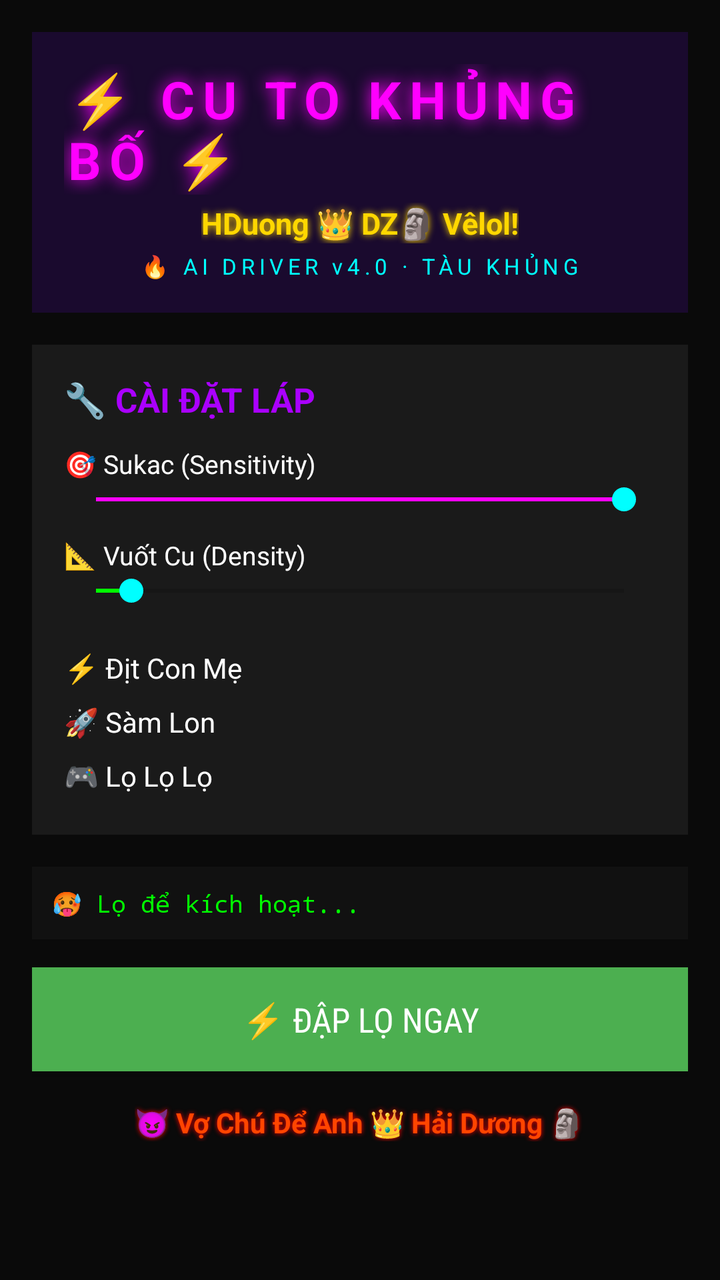
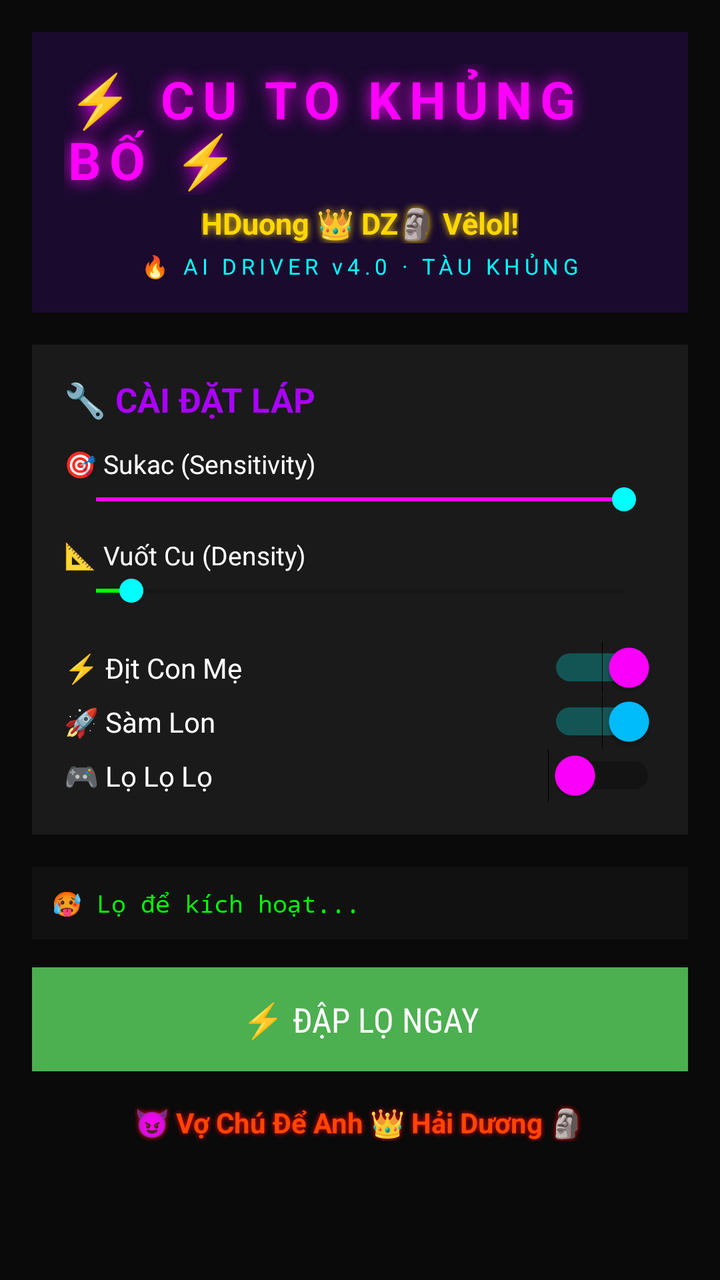

Before-and-after screenshots of an Android layout around one commit, followed by the original layout XML and the change that was made.
<!-- AndroidManifest.xml: application theme Theme.AppCompat.NoActionBar -->
<!-- res/layout/activity_main.xml -->
<?xml version="1.0" encoding="utf-8"?>
<ScrollView xmlns:android="http://schemas.android.com/apk/res/android"
    android:layout_width="match_parent"
    android:layout_height="match_parent"
    android:background="#0A0A0A"
    android:fillViewport="true">

    <LinearLayout
        android:layout_width="match_parent"
        android:layout_height="wrap_content"
        android:orientation="vertical"
        android:padding="16dp"
        android:gravity="center_horizontal">

        
        <LinearLayout
            android:layout_width="match_parent"
            android:layout_height="wrap_content"
            android:orientation="vertical"
            android:gravity="center"
            android:background="#1A0A2E"
            android:padding="16dp"
            android:layout_marginBottom="16dp">

            <TextView
                android:id="@+id/tvTitle"
                android:layout_width="wrap_content"
                android:layout_height="wrap_content"
                android:text="⚡ CU TO KHỦNG BỐ ⚡"
                android:textColor="#FF00FF"
                android:textSize="26sp"
                android:textStyle="bold"
                android:shadowColor="#FF00FF"
                android:shadowDx="0"
                android:shadowDy="0"
                android:shadowRadius="20"
                android:letterSpacing="0.15" />

            <TextView
                android:layout_width="wrap_content"
                android:layout_height="wrap_content"
                android:text="HDuong 👑 DZ🗿 Vêlol!"
                android:textColor="#FFD700"
                android:textSize="15sp"
                android:textStyle="bold"
                android:shadowColor="#FFD700"
                android:shadowDx="0"
                android:shadowDy="0"
                android:shadowRadius="8"
                android:layout_marginTop="4dp" />

            <TextView
                android:layout_width="wrap_content"
                android:layout_height="wrap_content"
                android:text="🔥 AI DRIVER v4.0 · TÀU KHỦNG"
                android:textColor="#00FFFF"
                android:textSize="11sp"
                android:letterSpacing="0.2"
                android:layout_marginTop="4dp" />
        </LinearLayout>

        
        <LinearLayout
            android:layout_width="match_parent"
            android:layout_height="wrap_content"
            android:orientation="vertical"
            android:padding="16dp"
            android:background="#1A1A1A"
            android:layout_marginBottom="16dp">

            <TextView
                android:layout_width="wrap_content"
                android:layout_height="wrap_content"
                android:text="🔧 CÀI ĐẶT LÁP"
                android:textColor="#AA00FF"
                android:textSize="17sp"
                android:textStyle="bold"
                android:layout_marginBottom="12dp" />

            <TextView
                android:layout_width="wrap_content"
                android:layout_height="wrap_content"
                android:text="🎯 Sukac (Sensitivity)"
                android:textColor="#FFFFFF"
                android:textSize="13sp" />
            <SeekBar
                android:id="@+id/seekBarSensitivity"
                android:layout_width="match_parent"
                android:layout_height="wrap_content"
                android:max="20000"
                android:progress="20000"
                android:progressTint="#FF00FF"
                android:layout_marginBottom="10dp" />

            <TextView
                android:layout_width="wrap_content"
                android:layout_height="wrap_content"
                android:text="📐 Vuốt Cu (Density)"
                android:textColor="#FFFFFF"
                android:textSize="13sp" />
            <SeekBar
                android:id="@+id/seekBarDensity"
                android:layout_width="match_parent"
                android:layout_height="wrap_content"
                android:max="400"
                android:min="100"
                android:progress="120"
                android:progressTint="#00FF00"
                android:layout_marginBottom="10dp" />

            <LinearLayout android:layout_width="match_parent" android:layout_height="wrap_content"
                android:orientation="horizontal" android:layout_marginTop="6dp">
                <TextView android:layout_width="0dp" android:layout_height="wrap_content"
                    android:layout_weight="1" android:text="⚡ Địt Con Mẹ" android:textColor="#FFFFFF" />
                <Switch android:id="@+id/switchSuperTouch" android:checked="true" android:thumbTint="#FF00FF" />
            </LinearLayout>

            <LinearLayout android:layout_width="match_parent" android:layout_height="wrap_content"
                android:orientation="horizontal">
                <TextView android:layout_width="0dp" android:layout_height="wrap_content"
                    android:layout_weight="1" android:text="🚀 Sàm Lon" android:textColor="#FFFFFF" />
                <Switch android:id="@+id/switchPointerSpeed" android:checked="true" android:thumbTint="#00BFFF" />
            </LinearLayout>

            <LinearLayout android:layout_width="match_parent" android:layout_height="wrap_content"
                android:orientation="horizontal">
                <TextView android:layout_width="0dp" android:layout_height="wrap_content"
                    android:layout_weight="1" android:text="🎮 Lọ Lọ Lọ" android:textColor="#FFFFFF" />
                <Switch android:id="@+id/switchDispatch" android:thumbTint="#FF00FF" />
            </LinearLayout>

        </LinearLayout>

        
        <TextView
            android:id="@+id/tvStatus"
            android:layout_width="match_parent"
            android:layout_height="wrap_content"
            android:text="🥵 Lọ để kích hoạt..."
            android:textColor="#00FF00"
            android:textSize="12sp"
            android:fontFamily="monospace"
            android:padding="10dp"
            android:background="#111111"
            android:layout_marginBottom="14dp" />

        
        <Button
            android:id="@+id/btnActivate"
            android:layout_width="match_parent"
            android:layout_height="52dp"
            android:text="⚡ ĐẬP LỌ NGAY"
            android:textSize="17sp"
            android:textColor="#FFFFFF"
            android:background="#4CAF50"
            android:fontFamily="sans-serif-condensed" />

        
        <TextView
            android:layout_width="wrap_content"
            android:layout_height="wrap_content"
            android:layout_marginTop="16dp"
            android:text="😈 Vợ Chú Để Anh 👑 Hải Dương 🗿"
            android:textColor="#FF4500"
            android:textSize="14sp"
            android:textStyle="bold"
            android:shadowColor="#FF0000"
            android:shadowDx="0"
            android:shadowDy="0"
            android:shadowRadius="6" />

    </LinearLayout>
</ScrollView>
<!-- resources referenced by this layout -->
<resources>
  <style name="Theme.AppCompat.NoActionBar" parent="Theme.AppCompat.Light.NoActionBar">
          <item name="colorPrimary">@color/colorPrimary</item>
          <item name="colorPrimaryDark">@color/colorPrimaryDark</item>
          <item name="colorAccent">@color/colorAccent</item>
          <item name="android:windowBackground">@color/bgDark</item>
          <item name="android:windowIsTranslucent">false</item>
          <item name="android:windowContentTransitions">false</item>
      </style>
  <color name="colorPrimary">#FF00FF</color>
  <color name="colorPrimaryDark">#880088</color>
  <color name="colorAccent">#00FFFF</color>
  <color name="bgDark">#0A0A0A</color>
</resources>

<!-- the commit's change to res/layout/activity_main.xml (unified diff, before → after) -->
@@ -108,25 +108,61 @@
                 android:progressTint="#00FF00"
                 android:layout_marginBottom="10dp" />
 
-            <LinearLayout android:layout_width="match_parent" android:layout_height="wrap_content"
-                android:orientation="horizontal" android:layout_marginTop="6dp">
-                <TextView android:layout_width="0dp" android:layout_height="wrap_content"
-                    android:layout_weight="1" android:text="⚡ Địt Con Mẹ" android:textColor="#FFFFFF" />
-                <Switch android:id="@+id/switchSuperTouch" android:checked="true" android:thumbTint="#FF00FF" />
+            
+            <LinearLayout
+                android:layout_width="match_parent"
+                android:layout_height="wrap_content"
+                android:orientation="horizontal"
+                android:layout_marginTop="6dp">
+                <TextView
+                    android:layout_width="0dp"
+                    android:layout_height="wrap_content"
+                    android:layout_weight="1"
+                    android:text="⚡ Địt Con Mẹ"
+                    android:textColor="#FFFFFF" />
+                <Switch
+                    android:id="@+id/switchSuperTouch"
+                    android:layout_width="wrap_content"
+                    android:layout_height="wrap_content"
+                    android:checked="true"
+                    android:thumbTint="#FF00FF" />
             </LinearLayout>
 
-            <LinearLayout android:layout_width="match_parent" android:layout_height="wrap_content"
+            
+            <LinearLayout
+                android:layout_width="match_parent"
+                android:layout_height="wrap_content"
                 android:orientation="horizontal">
-                <TextView android:layout_width="0dp" android:layout_height="wrap_content"
-                    android:layout_weight="1" android:text="🚀 Sàm Lon" android:textColor="#FFFFFF" />
-                <Switch android:id="@+id/switchPointerSpeed" android:checked="true" android:thumbTint="#00BFFF" />
+                <TextView
+                    android:layout_width="0dp"
+                    android:layout_height="wrap_content"
+                    android:layout_weight="1"
+                    android:text="🚀 Sàm Lon"
+                    android:textColor="#FFFFFF" />
+                <Switch
+                    android:id="@+id/switchPointerSpeed"
+                    android:layout_width="wrap_content"
+                    android:layout_height="wrap_content"
+                    android:checked="true"
+                    android:thumbTint="#00BFFF" />
             </LinearLayout>
 
-            <LinearLayout android:layout_width="match_parent" android:layout_height="wrap_content"
+            
+            <LinearLayout
+                android:layout_width="match_parent"
+                android:layout_height="wrap_content"
                 android:orientation="horizontal">
-                <TextView android:layout_width="0dp" android:layout_height="wrap_content"
-                    android:layout_weight="1" android:text="🎮 Lọ Lọ Lọ" android:textColor="#FFFFFF" />
-                <Switch android:id="@+id/switchDispatch" android:thumbTint="#FF00FF" />
+                <TextView
+                    android:layout_width="0dp"
+                    android:layout_height="wrap_content"
+                    android:layout_weight="1"
+                    android:text="🎮 Lọ Lọ Lọ"
+                    android:textColor="#FFFFFF" />
+                <Switch
+                    android:id="@+id/switchDispatch"
+                    android:layout_width="wrap_content"
+                    android:layout_height="wrap_content"
+                    android:thumbTint="#FF00FF" />
             </LinearLayout>
 
         </LinearLayout>
